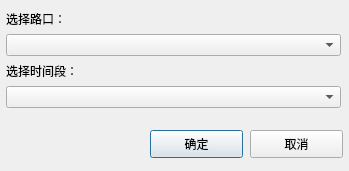
31029/TrafficDetect, file gui/RoadChoose.ui: the form before one commit.
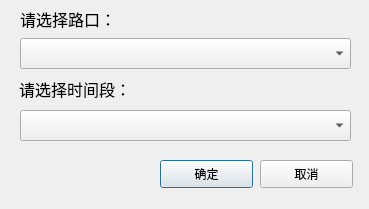
The form after the commit.

The edit to the form file:
```diff
--- a/gui/RoadChoose.ui
+++ b/gui/RoadChoose.ui
@@ -6,62 +6,30 @@
    <rect>
     <x>0</x>
     <y>0</y>
-    <width>349</width>
-    <height>171</height>
+    <width>369</width>
+    <height>209</height>
    </rect>
   </property>
   <property name="minimumSize">
    <size>
-    <width>349</width>
-    <height>171</height>
+    <width>0</width>
+    <height>0</height>
    </size>
   </property>
   <property name="maximumSize">
    <size>
-    <width>349</width>
-    <height>171</height>
+    <width>1000000</width>
+    <height>10000000</height>
    </size>
   </property>
   <property name="windowTitle">
    <string>选择路口对话框</string>
   </property>
-  <widget class="QWidget" name="formLayoutWidget">
-   <property name="geometry">
-    <rect>
-     <x>0</x>
-     <y>10</y>
-     <width>341</width>
-     <height>111</height>
-    </rect>
-   </property>
-   <layout class="QFormLayout" name="formLayout">
-    <item row="0" column="1">
-     <widget class="QLabel" name="label_2">
-      <property name="text">
-       <string>选择路口：</string>
-      </property>
-     </widget>
-    </item>
-    <item row="1" column="1">
-     <widget class="QComboBox" name="chooseRoad"/>
-    </item>
-    <item row="2" column="1">
-     <widget class="QLabel" name="label">
-      <property name="text">
-       <string>选择时间段：</string>
-      </property>
-     </widget>
-    </item>
-    <item row="3" column="1">
-     <widget class="QComboBox" name="choose_time"/>
-    </item>
-   </layout>
-  </widget>
   <widget class="QPushButton" name="pushButton_ok">
    <property name="geometry">
     <rect>
-     <x>150</x>
-     <y>130</y>
+     <x>160</x>
+     <y>160</y>
      <width>93</width>
      <height>28</height>
     </rect>
@@ -73,8 +41,8 @@
   <widget class="QPushButton" name="pushButton_quit">
    <property name="geometry">
     <rect>
-     <x>250</x>
-     <y>130</y>
+     <x>260</x>
+     <y>160</y>
      <width>93</width>
      <height>28</height>
     </rect>
@@ -83,6 +51,76 @@
     <string>取消</string>
    </property>
   </widget>
+  <widget class="QComboBox" name="chooseRoad">
+   <property name="geometry">
+    <rect>
+     <x>20</x>
+     <y>38</y>
+     <width>331</width>
+     <height>31</height>
+    </rect>
+   </property>
+   <property name="font">
+    <font>
+     <family>仿宋</family>
+     <pointsize>12</pointsize>
+    </font>
+   </property>
+  </widget>
+  <widget class="QLabel" name="label_2">
+   <property name="geometry">
+    <rect>
+     <x>20</x>
+     <y>-2</y>
+     <width>111</width>
+     <height>41</height>
+    </rect>
+   </property>
+   <property name="font">
+    <font>
+     <family>Agency FB</family>
+     <pointsize>12</pointsize>
+    </font>
+   </property>
+   <property name="text">
+    <string>请选择路口：</string>
+   </property>
+  </widget>
+  <widget class="QLabel" name="label">
+   <property name="geometry">
+    <rect>
+     <x>19</x>
+     <y>73</y>
+     <width>131</width>
+     <height>31</height>
+    </rect>
+   </property>
+   <property name="font">
+    <font>
+     <family>Agency FB</family>
+     <pointsize>12</pointsize>
+    </font>
+   </property>
+   <property name="text">
+    <string>请选择时间段：</string>
+   </property>
+  </widget>
+  <widget class="QComboBox" name="choose_time">
+   <property name="geometry">
+    <rect>
+     <x>20</x>
+     <y>110</y>
+     <width>331</width>
+     <height>31</height>
+    </rect>
+   </property>
+   <property name="font">
+    <font>
+     <family>仿宋</family>
+     <pointsize>12</pointsize>
+    </font>
+   </property>
+  </widget>
  </widget>
  <resources/>
  <connections>
```
Left out of the diff: 2 changed lines with no effect on the pictures.
